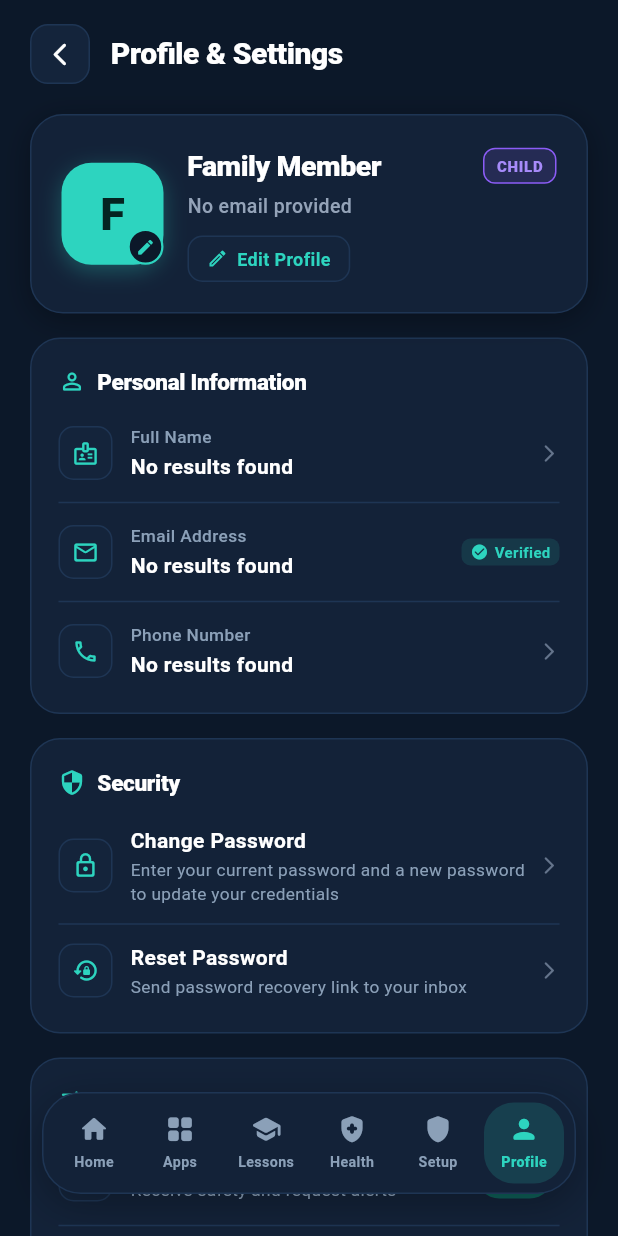
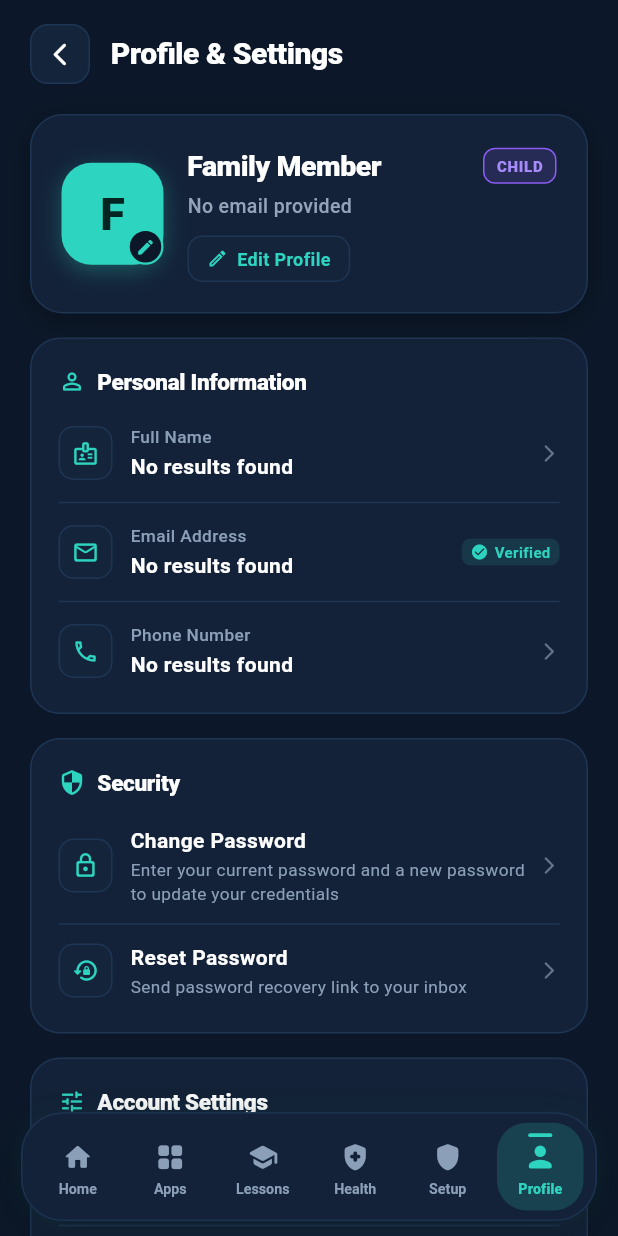
Before and after one commit to muktarbdulkader/FamilyGuard, a Flutter app: the ProfileScreen screen opened by its route, on a phone screen of 412 x 824 dp. Run offline on Flutter 3.47's test engine with Material 3 defaults, Android fonts, the phone set to English and light mode, and no system bars; our stand-ins replace cloud_firestore, cloud_functions, file_picker, firebase_auth, firebase_core, firebase_messaging and 12 more; missing offline and left inert: mobile_scanner; accounts and stored records are empty.

Commit message:
feat: add family navigation and home/profile screen components

```diff
--- a/lib/core/widgets/family_bottom_navigation.dart
+++ b/lib/core/widgets/family_bottom_navigation.dart
@@ -19,6 +19,8 @@ enum FamilyNavDestination {
   setup,
 }
 
+/// Unified floating bottom navigation bar used consistently across all
+/// parent and child screens.
 class FamilyBottomNavigation extends ConsumerWidget {
   const FamilyBottomNavigation({
     required this.isParent,
@@ -37,7 +39,7 @@ class FamilyBottomNavigation extends ConsumerWidget {
 
   @override
   Widget build(BuildContext context, WidgetRef ref) {
-    final colors = AppColors.of(context);
+    final colors = ref.watch(appColorsProvider);
     final l10n = AppLocalizations.of(context);
     final unreadCount = isParent
         ? ref.watch(unreadNotificationCountProvider)
@@ -121,18 +123,27 @@ class FamilyBottomNavigation extends ConsumerWidget {
             ),
           ];
 
-    return Container(
-      margin: const EdgeInsets.fromLTRB(14, 8, 14, 12),
-      padding: const EdgeInsets.symmetric(horizontal: 5, vertical: 6),
+    return SafeArea(
+      top: false,
+      child: Container(
+        margin: const EdgeInsets.fromLTRB(14, 4, 14, 10),
+        padding: const EdgeInsets.symmetric(horizontal: 6, vertical: 6),
         decoration: BoxDecoration(
           color: colors.surface,
-        borderRadius: BorderRadius.circular(26),
-        border: Border.all(color: colors.border),
+          borderRadius: BorderRadius.circular(28),
+          border: Border.all(
+            color: colors.border.withOpacity(colors.isDark ? 0.85 : 0.9),
+          ),
           boxShadow: [
             BoxShadow(
-            color: Colors.black.withOpacity(colors.isDark ? 0.28 : 0.09),
-            blurRadius: 22,
-            offset: const Offset(0, 7),
+              color: Colors.black.withOpacity(colors.isDark ? 0.34 : 0.08),
+              blurRadius: 24,
+              offset: const Offset(0, 8),
+            ),
+            BoxShadow(
+              color: colors.primary.withOpacity(colors.isDark ? 0.08 : 0.04),
+              blurRadius: 12,
+              offset: const Offset(0, 2),
             ),
           ],
         ),
@@ -152,6 +163,7 @@ class FamilyBottomNavigation extends ConsumerWidget {
                 ),
               ),
           ],
+        ),
       ),
     );
   }
@@ -210,25 +222,49 @@ class _NavigationButton extends StatelessWidget {
       label: item.label,
       child: Padding(
         padding: const EdgeInsets.symmetric(horizontal: 2),
-        child: Material(
+        child: AnimatedContainer(
+          duration: const Duration(milliseconds: 220),
+          curve: Curves.easeOutCubic,
+          decoration: BoxDecoration(
             color: isSelected
-              ? colors.primary.withOpacity(colors.isDark ? 0.16 : 0.09)
+                ? colors.primary.withOpacity(colors.isDark ? 0.18 : 0.11)
                 : Colors.transparent,
             borderRadius: BorderRadius.circular(20),
+          ),
+          child: Material(
+            color: Colors.transparent,
             child: InkWell(
               onTap: onTap,
               borderRadius: BorderRadius.circular(20),
+              splashColor: colors.primary.withOpacity(0.14),
+              highlightColor: colors.primary.withOpacity(0.08),
               child: Padding(
                 padding: const EdgeInsets.symmetric(vertical: 7, horizontal: 2),
                 child: Column(
                   mainAxisSize: MainAxisSize.min,
                   children: [
+                    AnimatedContainer(
+                      duration: const Duration(milliseconds: 220),
+                      curve: Curves.easeOutCubic,
+                      width: isSelected ? 16 : 0,
+                      height: 2.5,
+                      margin: const EdgeInsets.only(bottom: 3),
+                      decoration: BoxDecoration(
+                        color: colors.primary,
+                        borderRadius: BorderRadius.circular(2),
+                      ),
+                    ),
                     SizedBox(
-                    height: 23,
+                      height: 22,
                       child: Stack(
                         clipBehavior: Clip.none,
                         children: [
-                        Icon(item.icon, color: foreground, size: 21),
+                          AnimatedScale(
+                            scale: isSelected ? 1.08 : 1.0,
+                            duration: const Duration(milliseconds: 200),
+                            curve: Curves.easeOutCubic,
+                            child: Icon(item.icon, color: foreground, size: 21),
+                          ),
                           if (unreadCount > 0)
                             Positioned(
                               right: -8,
@@ -276,6 +312,7 @@ class _NavigationButton extends StatelessWidget {
                           fontWeight: isSelected
                               ? FontWeight.w800
                               : FontWeight.w600,
+                          letterSpacing: isSelected ? 0.1 : 0,
                         ),
                       ),
                     ),
@@ -285,6 +322,7 @@ class _NavigationButton extends StatelessWidget {
             ),
           ),
         ),
+      ),
     );
   }
 }
--- a/lib/features/family/presentation/screens/child_home_screen.dart
+++ b/lib/features/family/presentation/screens/child_home_screen.dart
@@ -641,7 +641,16 @@ class _ChildHomeScreenState extends ConsumerState<ChildHomeScreen>
 
     return Scaffold(
       backgroundColor: _bgDark,
+      extendBody: true,
+      bottomNavigationBar: FamilyBottomNavigation(
+        isParent: false,
+        selected: FamilyNavDestination.home,
+        familyId: currentUser?.familyId,
+        childId: currentUser?.uid,
+        childName: currentUser?.displayName,
+      ),
       body: SafeArea(
+        bottom: false,
         child: userData.when(
           loading: () => const Center(
             child: CircularProgressIndicator(
@@ -1108,22 +1117,8 @@ class _ChildHomeScreenState extends ConsumerState<ChildHomeScreen>
                   ),
 
                   // Bottom padding for the floating navigation bar
-                  const SliverToBoxAdapter(child: SizedBox(height: 100)),
+                  const SliverToBoxAdapter(child: SizedBox(height: 110)),
                 ],
-              ),
-
-              // Floating Bottom Navigation Bar
-              Positioned(
-                bottom: 16,
-                left: 18,
-                right: 18,
-                child: FamilyBottomNavigation(
-                  isParent: false,
-                  selected: FamilyNavDestination.home,
-                  familyId: user?.familyId,
-                  childId: user?.uid,
-                  childName: user?.displayName,
-                ),
               ),
             ],
           ),
--- a/lib/features/family/presentation/screens/parent_home_screen.dart
+++ b/lib/features/family/presentation/screens/parent_home_screen.dart
@@ -47,7 +47,13 @@ class ParentHomeScreen extends ConsumerWidget {
 
     return Scaffold(
       backgroundColor: _colors(context).background,
+      extendBody: true,
+      bottomNavigationBar: const FamilyBottomNavigation(
+        isParent: true,
+        selected: FamilyNavDestination.home,
+      ),
       body: SafeArea(
+        bottom: false,
         child: userData.when(
           loading: () => const Center(
             child: CircularProgressIndicator(
@@ -397,19 +403,8 @@ class ParentHomeScreen extends ConsumerWidget {
                   ),
 
                   // Bottom padding to leave room for the floating bottom navigation bar
-                  const SliverToBoxAdapter(child: SizedBox(height: 100)),
+                  const SliverToBoxAdapter(child: SizedBox(height: 110)),
                 ],
-              ),
-
-              // Floating Bottom Navigation Bar
-              Positioned(
-                bottom: 16,
-                left: 14,
-                right: 14,
-                child: const FamilyBottomNavigation(
-                  isParent: true,
-                  selected: FamilyNavDestination.home,
-                ),
               ),
             ],
           ),
--- a/lib/features/profile/presentation/screens/profile_screen.dart
+++ b/lib/features/profile/presentation/screens/profile_screen.dart
@@ -66,7 +66,16 @@ class _ProfileScreenState extends ConsumerState<ProfileScreen> {
 
     return Scaffold(
       backgroundColor: _bgDark,
+      extendBody: true,
+      bottomNavigationBar: FamilyBottomNavigation(
+        isParent: isParent,
+        selected: FamilyNavDestination.profile,
+        familyId: user?.familyId,
+        childId: user?.uid,
+        childName: user?.displayName,
+      ),
       body: SafeArea(
+        bottom: false,
         child: userAsync.when(
           loading: () => Center(
             child: CircularProgressIndicator(
@@ -242,20 +251,6 @@ class _ProfileScreenState extends ConsumerState<ProfileScreen> {
                     const SliverToBoxAdapter(child: SizedBox(height: 110)),
                   ],
                 ),
-
-                // Floating Bottom Navigation Bar (Profile selected)
-                Positioned(
-                  bottom: 16,
-                  left: 14,
-                  right: 14,
-                  child: FamilyBottomNavigation(
-                    isParent: isParent,
-                    selected: FamilyNavDestination.profile,
-                    familyId: currentUser?.familyId,
-                    childId: currentUser?.uid,
-                    childName: currentUser?.displayName,
-                  ),
-                ),
               ],
             );
           },
```
Lines whose indentation alone changed are shown as unchanged.
